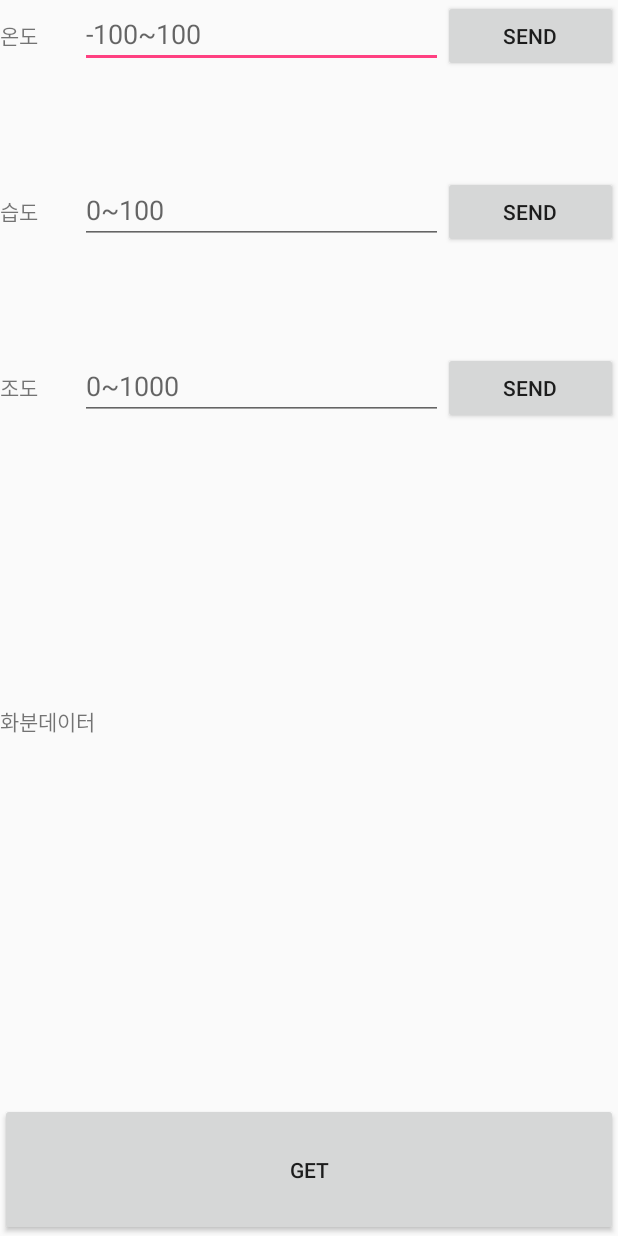
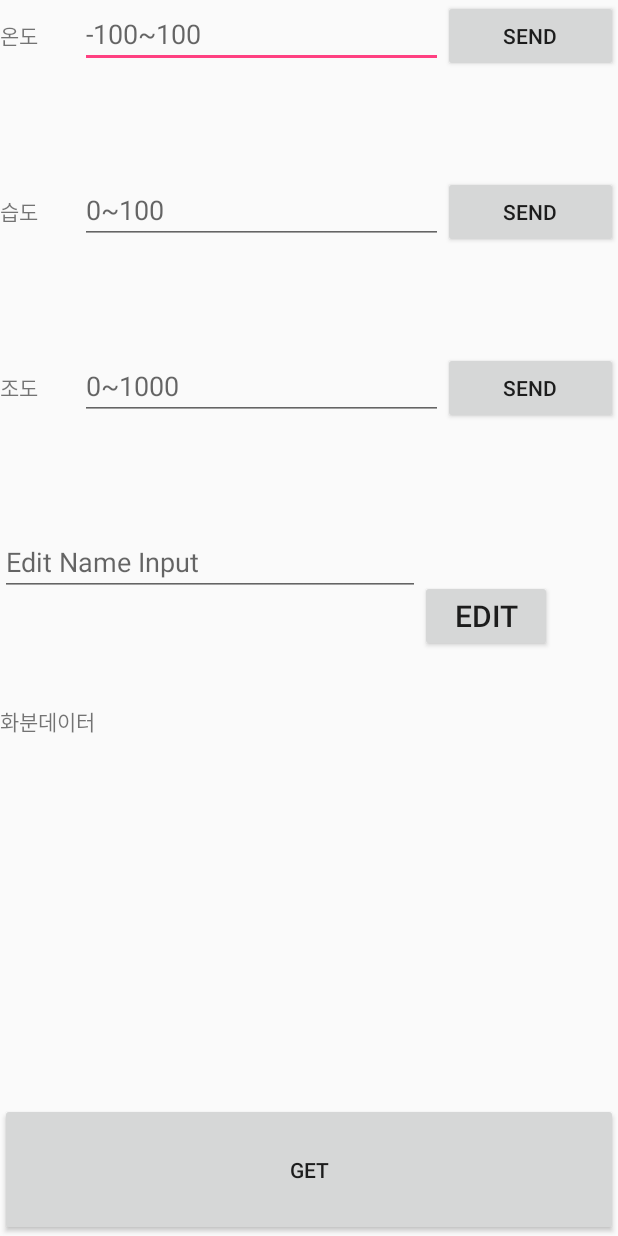
Before and after one commit to LocketGoma/SmartPotApp, an Android app: the PotControlActivity screen opened directly, with no data from a screen before it, on a phone screen of 412 x 824 dp. Run offline under Robolectric (Android 15) with nearby library versions, the phone set to English and light mode, and no system bars.

```diff
--- a/app/src/main/java/com/resetframe/smartpotapp/DrawerActivity.java
+++ b/app/src/main/java/com/resetframe/smartpotapp/DrawerActivity.java
@@ -128,7 +128,7 @@ public class DrawerActivity extends Activity {
         }
         //items.get(count-1).setLight(data.getDoubleExtra("light",100));
         drawerItems temp_items = items.get(checked);
-        //items.set(checked,temp_items).setName(data.getStringExtra("name"));
+        items.set(checked,temp_items).setName(data.getStringExtra("name"));
         items.set(checked,temp_items).setTemper(99);
         items.set(checked,temp_items).setHume(99);
         items.set(checked,temp_items).setLight(99);
--- a/app/src/main/java/com/resetframe/smartpotapp/PotControlActivity.java
+++ b/app/src/main/java/com/resetframe/smartpotapp/PotControlActivity.java
@@ -18,7 +18,7 @@ import java.util.Set;
 public class PotControlActivity extends Activity {
     public static final String TAG = "PotControlActivity";
 
-    private Button sendT, sendH, sendL, sendA, getA;
+    private Button sendT, sendH, sendL, sendA, getA, getName;
     private EditText inputT, inputH, inputL;
     public static TextView dataText;
 
@@ -53,6 +53,7 @@ public class PotControlActivity extends Activity {
         inputH = findViewById(R.id.humiInput);
         inputL = findViewById(R.id.lightInput);
         dataText = findViewById(R.id.dataText);
+        getName = findViewById(R.id.name_button);
 
         blueService = new BluetoothService();
 
@@ -108,12 +109,14 @@ public class PotControlActivity extends Activity {
                     Toast.makeText(PotControlActivity.this,
                             "데이터 획득에 실패하였습니다.", Toast.LENGTH_SHORT).show();
 
+                    //-- 실제로는 지울 부분
                     Intent output_intent = new Intent();
                     output_intent.putExtra("temper",(double)20.0);
                     output_intent.putExtra("hume",(double)50.0);
                     output_intent.putExtra("light",(double)100.0);
 
                    setResult(3,output_intent);
+                   //---
                 }
                 else{
                     Intent output_intent = new Intent();
@@ -124,6 +127,18 @@ public class PotControlActivity extends Activity {
                     Toast.makeText(PotControlActivity.this,result[0]+":"+result[1]+":"+result[2],Toast.LENGTH_LONG).show();
                     setResult(3,output_intent);
                 }
+            }
+        });
+
+        getName.setOnClickListener(new View.OnClickListener(){
+            public void onClick(View v){
+                EditText editName = (EditText)findViewById(R.id.edit_name);
+                System.out.println("name:"+editName.getText());
+                Intent output_intent = new Intent();
+                output_intent.putExtra("name",editName.getText().toString());
+
+
+                setResult(4,output_intent);
             }
         });
 
--- a/app/src/main/res/layout/activity__control.xml
+++ b/app/src/main/res/layout/activity__control.xml
@@ -115,6 +115,21 @@
             android:layout_weight="1"
             android:text="SEND ALL" />
             -->
+        <EditText
+            android:id="@+id/edit_name"
+            android:layout_width="280dp"
+            android:layout_height="wrap_content"
+            android:hint="Edit Name Input"/>
+
+        <Button
+            android:id="@+id/name_button"
+            android:layout_height="wrap_content"
+            android:layout_width="wrap_content"
+            android:textSize="20dp"
+            android:text="edit"
+            android:layout_gravity="center"/>
+
+
     </LinearLayout>
     <LinearLayout
         android:layout_width="match_parent"
```
Also changed, not shown: app/src/main/java/com/resetframe/smartpotapp/PotInfoActivity.java (+17 -9 lines).
